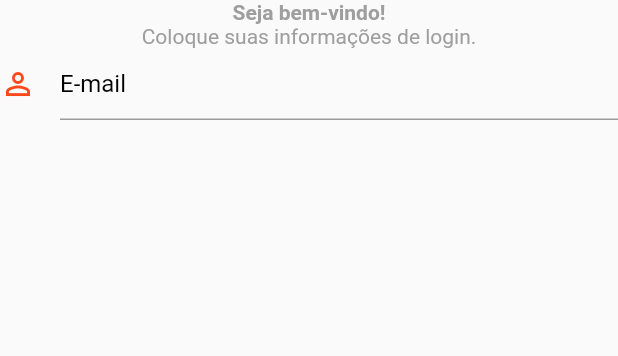
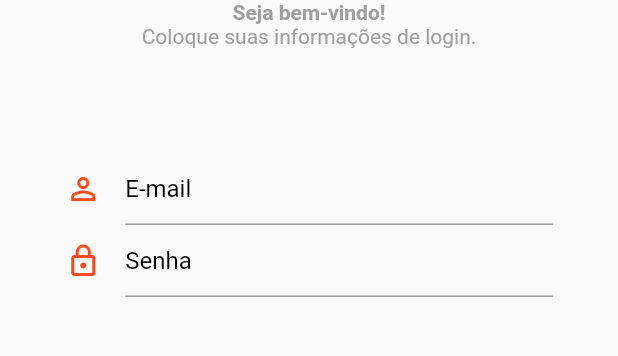
Before and after one commit to VictorNaz/Project_Seth, a Flutter app: the screen it shows after launch, after a tap on "Entrar", on a phone screen of 412 x 824 dp, the part 534-890 px from its top. Run offline on Flutter 3.47's test engine with Material 2 defaults, Android fonts, the phone set to English and light mode, and no system bars; missing offline and left inert: dart:html.

Commit message:
V6.1 - Campos de Email e Senha

```diff
--- a/lib/loginpage.dart
+++ b/lib/loginpage.dart
@@ -1,5 +1,4 @@
 import 'dart:html';
-import 'dart:ui';
 
 import 'package:flutter/material.dart';
 
@@ -16,7 +15,7 @@
         appBar: AppBar(
           //Barra superior já com o icone de voltar
           backgroundColor: const Color.fromARGB(255, 252, 72, 27),
-          actions: [],
+          actions: const [],
         ),
         body: Center(
           child: Column(
@@ -28,9 +27,48 @@
               const Text("Seja bem-vindo!", style: TextStyle(color: Colors.grey, fontWeight: FontWeight.bold)),
               const Text("Coloque suas informações de login.", style: TextStyle(color: Colors.grey)),
 
+              //SizedBox vazia somente para dar espacamento entre texto de boas vindas e campos de input
+              const SizedBox(
+                height: 70,
+              ),
+
+              //SizedBox() adicionado para dimencionar os campos input
+              //Campo email
+              const SizedBox(
+                width: 325,
+                child: TextField(
+                  decoration: InputDecoration(
+                    icon: Icon(Icons.person_outline, color: Color.fromARGB(255, 252, 72, 27)),
+                    hintText: "E-mail",
+                    hintStyle: TextStyle(color: Colors.black),
+                    focusedBorder: UnderlineInputBorder(borderSide: BorderSide(color: Color.fromARGB(255, 252, 72, 27))),
+                  ),
+                ),
+              ),
+
+              //Campo Senha
+              const SizedBox(
+              width: 325,
+              child: TextField(
+                decoration: InputDecoration(
+                  icon: Icon(Icons.lock_outline, color: Color.fromARGB(255, 252, 72, 27)),
+                  hintText: "Senha",
+                  hintStyle: TextStyle(color: Colors.black),
+                  focusedBorder: UnderlineInputBorder(borderSide: BorderSide(color: Color.fromARGB(255, 252, 72, 27))),
+                ),
+              ),
+            ),
+          ],
+        ),
+      )
+    );
+  }
+}
+
+
+/*
               const TextField(
                 decoration: InputDecoration(
-
                   icon: Icon(Icons.person_outline, color: Color.fromARGB(255, 252, 72, 27)),
                   hintText: "E-mail",
                   hintStyle: TextStyle(color: Colors.black),
@@ -39,9 +77,4 @@
 
                 ),
 
-
-            ],
-          ),
-        ));
-  }
-}
+            */
```
